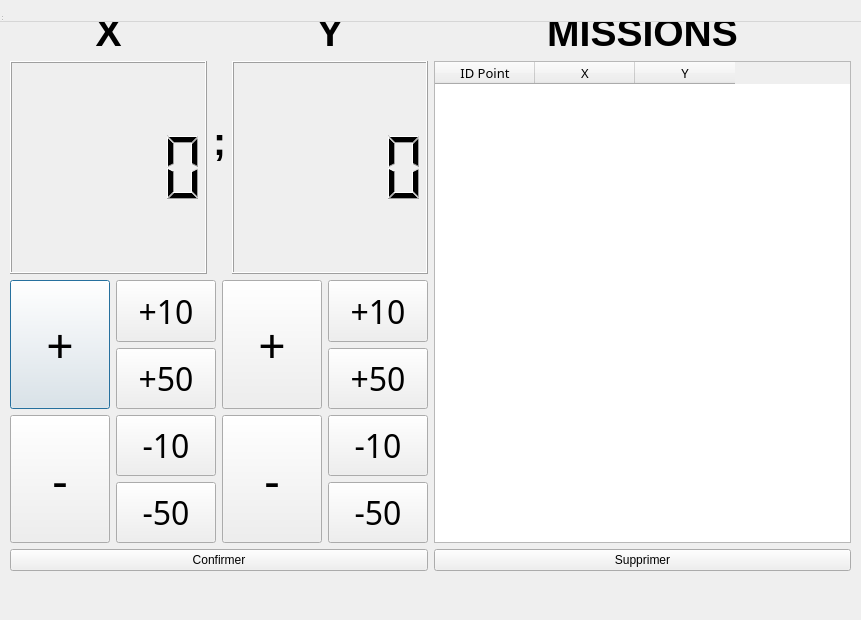
Old version of the form formulaire.ui in the repository MayzerM0d/Centre_Mission.
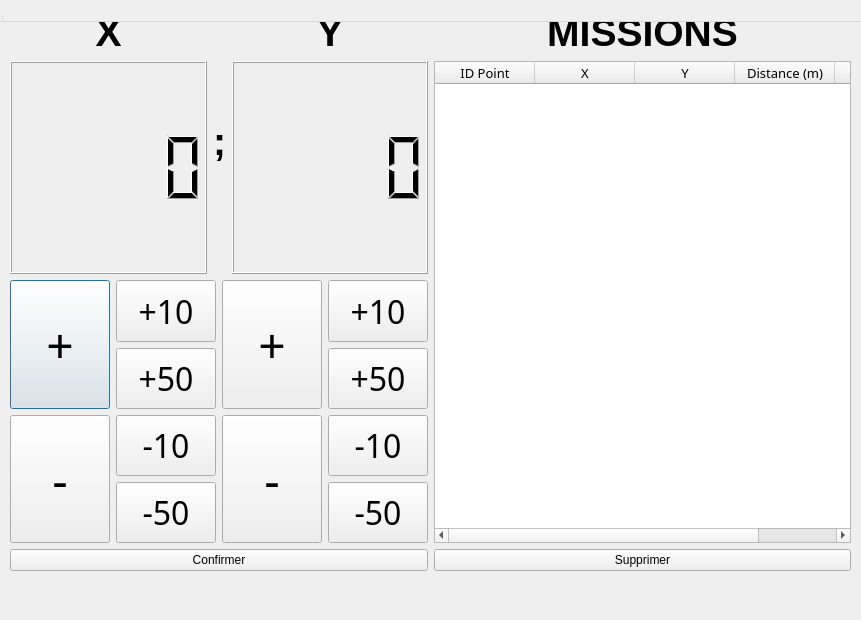
New version of the form.

Commit message:
Implementation Formulaire MAJ
Ajout du formulaire mis a jour :
- fonction distance.h et distance.cpp
- bouton supprimer arranger

```diff
--- a/formulaire.ui
+++ b/formulaire.ui
@@ -491,6 +491,16 @@
            <string>Y</string>
           </property>
          </column>
+         <column>
+          <property name="text">
+           <string>Distance (m)</string>
+          </property>
+         </column>
+         <column>
+          <property name="text">
+           <string>Angle (en °)</string>
+          </property>
+         </column>
         </widget>
        </item>
        <item>
```
The commit also changes 13 other files.
